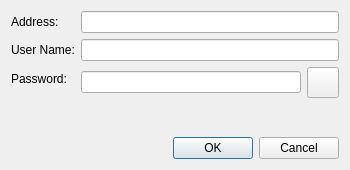
First picture: the form in source/client/ui/router_dialog.ui, repository dchapyshev/aspia, before the edit.
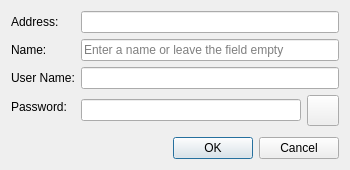
Second picture: the form after the edit. Icons and pictures are not drawn. Custom widgets are drawn as their Qt base class.

What changed in the file:
```diff
--- a/source/client/ui/router_dialog.ui
+++ b/source/client/ui/router_dialog.ui
@@ -34,27 +34,44 @@
       </widget>
      </item>
      <item row="1" column="0">
+      <widget class="QLabel" name="label_name">
+       <property name="text">
+        <string>Name:</string>
+       </property>
+      </widget>
+     </item>
+     <item row="1" column="1">
+      <widget class="QLineEdit" name="edit_name">
+       <property name="maxLength">
+        <number>64</number>
+       </property>
+       <property name="placeholderText">
+        <string>Enter a name or leave the field empty</string>
+       </property>
+      </widget>
+     </item>
+     <item row="2" column="0">
       <widget class="QLabel" name="label_username">
        <property name="text">
         <string>User Name:</string>
        </property>
       </widget>
      </item>
-     <item row="1" column="1">
+     <item row="2" column="1">
       <widget class="QLineEdit" name="edit_username">
        <property name="maxLength">
         <number>64</number>
        </property>
       </widget>
      </item>
-     <item row="2" column="0">
+     <item row="3" column="0">
       <widget class="QLabel" name="label_password">
        <property name="text">
         <string>Password:</string>
        </property>
       </widget>
      </item>
-     <item row="2" column="1">
+     <item row="3" column="1">
       <layout class="QHBoxLayout" name="horizontalLayout_password">
        <item>
         <widget class="QLineEdit" name="edit_password">
```
